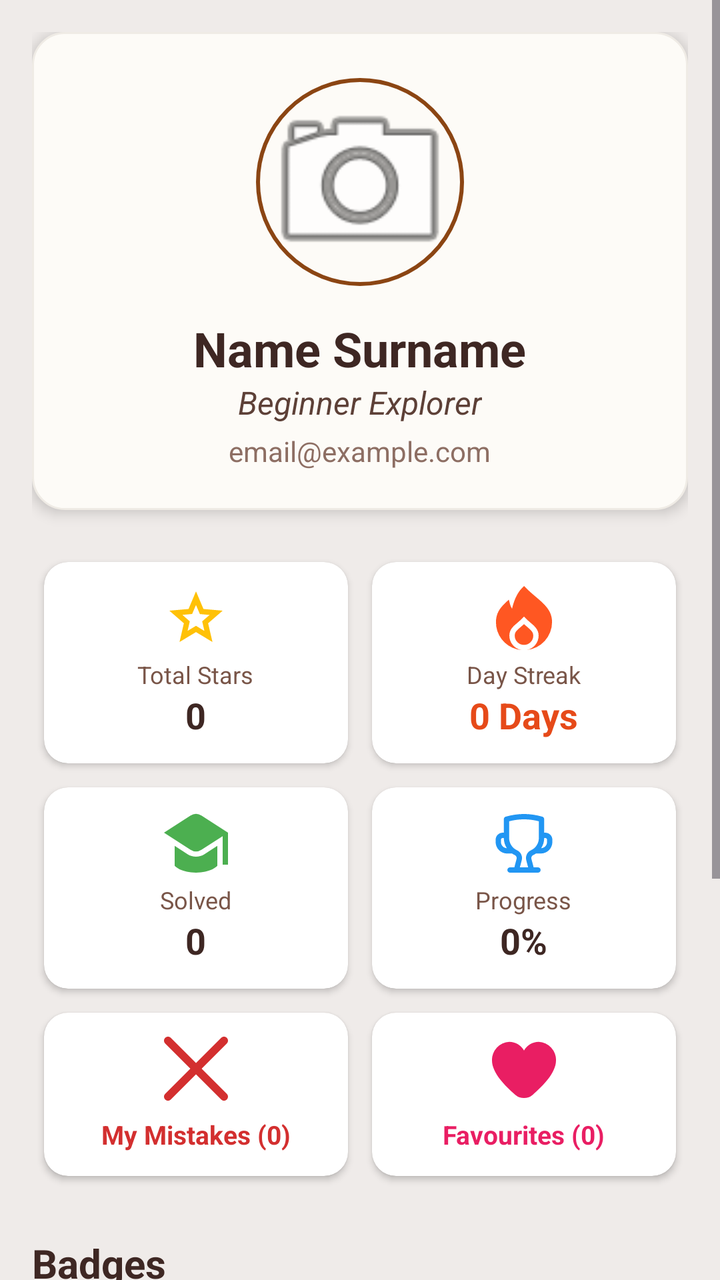
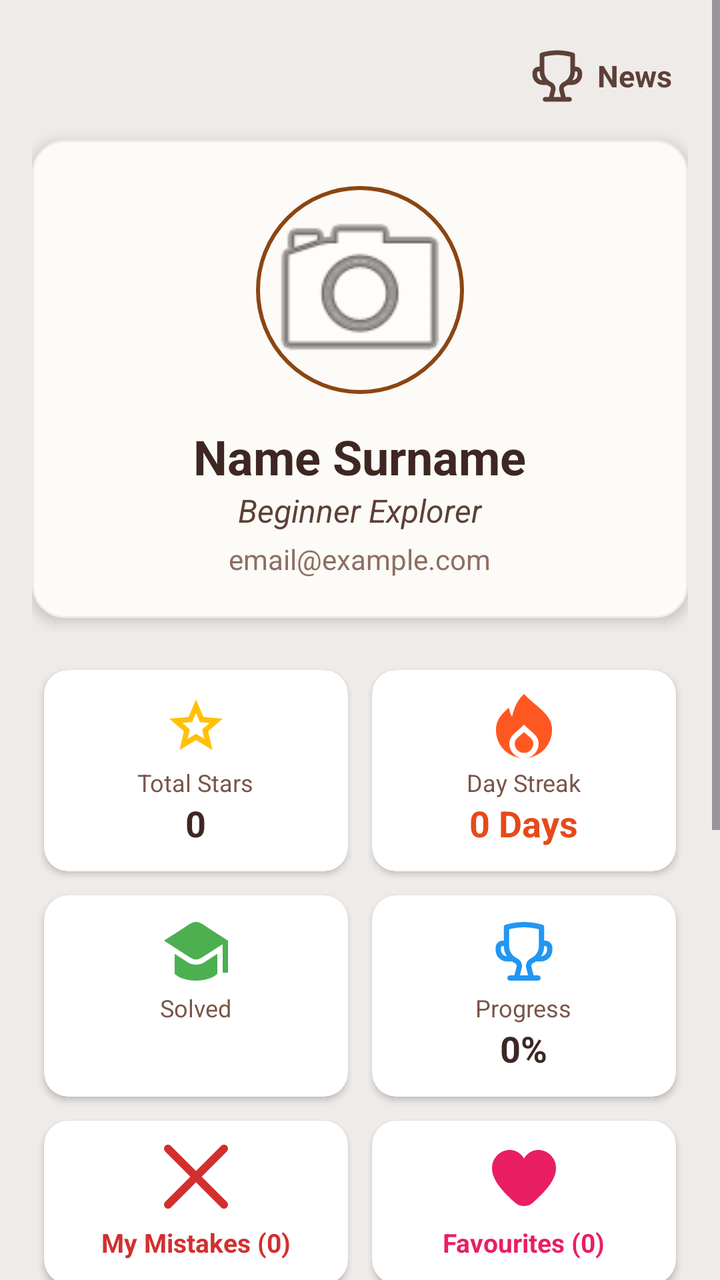

Before-and-after screenshots of an Android layout around one commit, followed by the original layout XML and the change that was made.
<!-- AndroidManifest.xml: application theme Theme.OlympMathMentor -->
<!-- res/layout/fragment_profile.xml -->
<?xml version="1.0" encoding="utf-8"?>
<ScrollView xmlns:android="http://schemas.android.com/apk/res/android"
    xmlns:app="http://schemas.android.com/apk/res-auto"
    android:layout_width="match_parent"
    android:layout_height="match_parent"
    android:background="@color/soft_beige">

    <LinearLayout
        android:layout_width="match_parent"
        android:layout_height="wrap_content"
        android:orientation="vertical"
        android:padding="16dp">

        <LinearLayout
            android:layout_width="match_parent"
            android:layout_height="wrap_content"
            android:gravity="center"
            android:orientation="vertical"
            android:padding="20dp"
            android:background="@drawable/rounded_header_bg"
            android:elevation="4dp">

            <com.google.android.material.imageview.ShapeableImageView
                android:id="@+id/profileImage"
                android:layout_width="110dp"
                android:layout_height="110dp"
                android:padding="4dp"
                android:scaleType="centerCrop"
                app:shapeAppearanceOverlay="@style/CircleImage"
                android:src="@android:drawable/ic_menu_camera"
                app:strokeColor="#8B4513"
                app:strokeWidth="2dp" />

            <TextView
                android:id="@+id/tvFullName"
                android:layout_width="wrap_content"
                android:layout_height="wrap_content"
                android:layout_marginTop="12dp"
                android:text="Name Surname"
                android:textColor="#3E2723"
                android:textSize="24sp"
                android:textStyle="bold" />

            <TextView
                android:id="@+id/tvUserStatus"
                android:layout_width="wrap_content"
                android:layout_height="wrap_content"
                android:text="Beginner Explorer"
                android:textColor="#5D4037"
                android:textSize="16sp"
                android:textStyle="italic" />

            <TextView
                android:id="@+id/tvEmail"
                android:layout_width="wrap_content"
                android:layout_height="wrap_content"
                android:layout_marginTop="4dp"
                android:text="email@example.com"
                android:textColor="#8D6E63"
                android:textSize="14sp" />
        </LinearLayout>

        <GridLayout
            android:layout_width="match_parent"
            android:layout_height="wrap_content"
            android:layout_marginTop="20dp"
            android:columnCount="2"
            android:alignmentMode="alignMargins"
            android:rowCount="3">

            <androidx.cardview.widget.CardView
                android:layout_width="0dp"
                android:layout_height="wrap_content"
                android:layout_columnWeight="1"
                android:layout_margin="6dp"
                app:cardCornerRadius="12dp"
                app:cardElevation="2dp">
                <LinearLayout
                    android:layout_width="match_parent"
                    android:layout_height="wrap_content"
                    android:orientation="vertical"
                    android:padding="12dp"
                    android:gravity="center">

                    <ImageView
                        android:layout_width="32dp"
                        android:layout_height="32dp"
                        android:src="@drawable/ic_star"
                        app:tint="#FFC107" />

                    <TextView android:layout_width="wrap_content" android:layout_height="wrap_content" android:text="Total Stars" android:textSize="12sp" android:textColor="#795548" android:layout_marginTop="4dp"/>
                    <TextView android:id="@+id/tvTotalStars" android:layout_width="wrap_content" android:layout_height="wrap_content" android:text="0" android:textSize="18sp" android:textStyle="bold" android:textColor="#3E2723"/>
                </LinearLayout>
            </androidx.cardview.widget.CardView>

            <androidx.cardview.widget.CardView
                android:layout_width="0dp"
                android:layout_height="wrap_content"
                android:layout_columnWeight="1"
                android:layout_margin="6dp"
                app:cardCornerRadius="12dp"
                app:cardElevation="2dp">
                <LinearLayout
                    android:layout_width="match_parent"
                    android:layout_height="wrap_content"
                    android:orientation="vertical"
                    android:padding="12dp"
                    android:gravity="center">

                    <ImageView
                        android:layout_width="32dp"
                        android:layout_height="32dp"
                        android:src="@drawable/ic_flame"
                        app:tint="#FF5722" />

                    <TextView android:layout_width="wrap_content" android:layout_height="wrap_content" android:text="Day Streak" android:textSize="12sp" android:textColor="#795548" android:layout_marginTop="4dp"/>
                    <TextView android:id="@+id/tvStreakDays" android:layout_width="wrap_content" android:layout_height="wrap_content" android:text="0 Days" android:textSize="18sp" android:textStyle="bold" android:textColor="#E64A19"/>
                </LinearLayout>
            </androidx.cardview.widget.CardView>

            <androidx.cardview.widget.CardView
                android:layout_width="0dp"
                android:layout_height="wrap_content"
                android:layout_columnWeight="1"
                android:layout_margin="6dp"
                app:cardCornerRadius="12dp"
                app:cardElevation="2dp">
                <LinearLayout
                    android:layout_width="match_parent"
                    android:layout_height="wrap_content"
                    android:orientation="vertical"
                    android:padding="12dp"
                    android:gravity="center">

                    <ImageView
                        android:layout_width="32dp"
                        android:layout_height="32dp"
                        android:src="@drawable/ic_solved"
                        app:tint="#4CAF50" />

                    <TextView android:layout_width="wrap_content" android:layout_height="wrap_content" android:text="Solved" android:textSize="12sp" android:textColor="#795548" android:layout_marginTop="4dp"/>
                    <TextView android:id="@+id/tvSolvedProblems" android:layout_width="wrap_content" android:layout_height="wrap_content" android:text="0" android:textSize="18sp" android:textStyle="bold" android:textColor="#3E2723"/>
                </LinearLayout>
            </androidx.cardview.widget.CardView>

            <androidx.cardview.widget.CardView
                android:layout_width="0dp"
                android:layout_height="wrap_content"
                android:layout_columnWeight="1"
                android:layout_margin="6dp"
                app:cardCornerRadius="12dp"
                app:cardElevation="2dp">
                <LinearLayout
                    android:layout_width="match_parent"
                    android:layout_height="wrap_content"
                    android:orientation="vertical"
                    android:padding="12dp"
                    android:gravity="center">

                    <ImageView
                        android:layout_width="32dp"
                        android:layout_height="32dp"
                        android:src="@drawable/ic_progress"
                        app:tint="#2196F3" />

                    <TextView android:layout_width="wrap_content"
                        android:layout_height="wrap_content"
                        android:text="Progress"
                        android:textSize="12sp"
                        android:textColor="#795548"
                        android:layout_marginTop="4dp"/>

                    <TextView android:id="@+id/tvAccuracy"
                        android:layout_width="wrap_content"
                        android:layout_height="wrap_content"
                        android:text="0%"
                        android:textSize="18sp"
                        android:textStyle="bold"
                        android:textColor="#3E2723"/>

                </LinearLayout>
            </androidx.cardview.widget.CardView>

            <androidx.cardview.widget.CardView
                android:id="@+id/cvMyMistakes"
                android:layout_width="0dp"
                android:layout_height="wrap_content"
                android:layout_columnWeight="1"
                android:layout_margin="6dp"
                app:cardCornerRadius="12dp"
                app:cardElevation="2dp"
                android:clickable="true"
                android:focusable="true"
                android:foreground="?android:attr/selectableItemBackground">
                <LinearLayout
                    android:layout_width="match_parent"
                    android:layout_height="wrap_content"
                    android:orientation="vertical"
                    android:padding="12dp"
                    android:gravity="center">

                    <ImageView
                        android:layout_width="32dp"
                        android:layout_height="32dp"
                        android:src="@drawable/ic_mistake"
                        app:tint="#D32F2F" />

                    <TextView
                        android:id="@+id/tvMistakesCount"
                        android:layout_width="wrap_content"
                        android:layout_height="wrap_content"
                        android:text="My Mistakes (0)"
                        android:textSize="13sp"
                        android:textColor="#D32F2F"
                        android:textStyle="bold"
                        android:layout_marginTop="8dp"/>
                </LinearLayout>
            </androidx.cardview.widget.CardView>

            <androidx.cardview.widget.CardView
                android:id="@+id/cvFavourites"
                android:layout_width="0dp"
                android:layout_height="wrap_content"
                android:layout_columnWeight="1"
                android:layout_margin="6dp"
                app:cardCornerRadius="12dp"
                app:cardElevation="2dp"
                android:clickable="true"
                android:focusable="true"
                android:foreground="?android:attr/selectableItemBackground">
                <LinearLayout
                    android:layout_width="match_parent"
                    android:layout_height="wrap_content"
                    android:orientation="vertical"
                    android:padding="12dp"
                    android:gravity="center">

                    <ImageView
                        android:layout_width="32dp"
                        android:layout_height="32dp"
                        android:src="@drawable/ic_heart"
                        app:tint="#E91E63" />

                    <TextView
                        android:id="@+id/tvFavsCount"
                        android:layout_width="wrap_content"
                        android:layout_height="wrap_content"
                        android:text="Favourites (0)"
                        android:textSize="13sp"
                        android:textColor="#E91E63"
                        android:textStyle="bold"
                        android:layout_marginTop="8dp"/>
                </LinearLayout>
            </androidx.cardview.widget.CardView>

        </GridLayout>

        <TextView
            android:layout_width="match_parent"
            android:layout_height="wrap_content"
            android:layout_marginTop="24dp"
            android:text="Badges"
            android:textSize="20sp"
            android:textStyle="bold"
            android:textColor="#3E2723"/>

        <HorizontalScrollView
            android:layout_width="match_parent"
            android:layout_height="wrap_content"
            android:layout_marginTop="8dp"
            android:scrollbars="none">
            <LinearLayout
                android:id="@+id/badgeContainer"
                android:layout_width="wrap_content"
                android:layout_height="wrap_content"
                android:orientation="horizontal"
                android:padding="4dp">
            </LinearLayout>
        </HorizontalScrollView>

        <LinearLayout
            android:layout_width="match_parent"
            android:layout_height="wrap_content"
            android:layout_marginTop="20dp"
            android:orientation="horizontal"
            android:gravity="center_vertical">
            <TextView
                android:layout_width="0dp"
                android:layout_height="wrap_content"
                android:layout_weight="1"
                android:text="My Achievements"
                android:textSize="18sp"
                android:textStyle="bold"
                android:textColor="#3E2723" />
            <Button
                android:id="@+id/btnAddAchievement"
                android:layout_width="wrap_content"
                android:layout_height="wrap_content"
                android:backgroundTint="#8B4513"
                android:textColor="@color/white"
                android:text="+" />
        </LinearLayout>
        <LinearLayout
            android:id="@+id/containerAchievements"
            android:layout_width="match_parent"
            android:layout_height="wrap_content"
            android:orientation="vertical" />

        <LinearLayout
            android:layout_width="match_parent"
            android:layout_height="wrap_content"
            android:layout_marginTop="20dp"
            android:orientation="horizontal"
            android:gravity="center_vertical">
            <TextView
                android:layout_width="0dp"
                android:layout_height="wrap_content"
                android:layout_weight="1"
                android:text="Current Goals"
                android:textSize="18sp"
                android:textStyle="bold"
                android:textColor="#3E2723" />
            <Button
                android:id="@+id/btnAddGoal"
                android:layout_width="wrap_content"
                android:layout_height="wrap_content"
                android:backgroundTint="#8B4513"
                android:textColor="@color/white"
                android:text="+" />
        </LinearLayout>
        <LinearLayout
            android:id="@+id/containerCurrentGoals"
            android:layout_width="match_parent"
            android:layout_height="wrap_content"
            android:orientation="vertical" />

        <TextView
            android:layout_width="match_parent"
            android:layout_height="wrap_content"
            android:text="Completed Goals"
            android:layout_marginTop="20dp"
            android:textSize="16sp"
            android:textColor="#5D4037"
            android:textStyle="italic"/>
        <LinearLayout
            android:id="@+id/containerCompletedGoals"
            android:layout_width="match_parent"
            android:layout_height="wrap_content"
            android:orientation="vertical" />

        <Button
            android:id="@+id/btnLogout"
            android:layout_width="match_parent"
            android:layout_height="wrap_content"
            android:text="Log Out"
            android:layout_marginTop="30dp"
            android:backgroundTint="#3E2723"
            android:textColor="@color/white" />

    </LinearLayout>
</ScrollView>
<!-- resources referenced by this layout -->
<resources>
  <color name="soft_beige">#EFEBE9</color>
  <color name="white">#FFFFFF</color>
  <!-- drawable ic_heart (drawable) -->
  <vector xmlns:android="http://schemas.android.com/apk/res/android"
      android:width="512dp"
      android:height="512dp"
      android:viewportWidth="24"
      android:viewportHeight="24">
    <path
        android:fillColor="#FF000000"
        android:pathData="M17.5,1.917a6.4,6.4 0,0 0,-5.5 3.3,6.4 6.4,0 0,0 -5.5,-3.3A6.8,6.8 0,0 0,0 8.967c0,4.547 4.786,9.513 8.8,12.88a4.974,4.974 0,0 0,6.4 0C19.214,18.48 24,13.514 24,8.967A6.8,6.8 0,0 0,17.5 1.917Z"/>
  </vector>
  <!-- drawable ic_mistake (drawable) -->
  <vector xmlns:android="http://schemas.android.com/apk/res/android"
      android:width="512dp"
      android:height="512dp"
      android:viewportWidth="512.02"
      android:viewportHeight="512.02">
    <path
        android:fillColor="#FF000000"
        android:pathData="M301.26,256.01L502.64,54.65c12.5,-12.5 12.5,-32.77 0,-45.27c-12.5,-12.5 -32.77,-12.5 -45.27,0l0,0L256.01,210.76L54.65,9.38c-12.5,-12.5 -32.77,-12.5 -45.27,0s-12.5,32.77 0,45.27L210.76,256.01L9.38,457.38c-12.5,12.5 -12.5,32.77 0,45.27s32.77,12.5 45.27,0L256.01,301.26l201.37,201.39c12.5,12.5 32.77,12.5 45.27,0c12.5,-12.5 12.5,-32.77 0,-45.27L301.26,256.01z"/>
  </vector>
  <!-- drawable ic_solved (drawable) -->
  <vector xmlns:android="http://schemas.android.com/apk/res/android"
      android:width="512dp"
      android:height="512dp"
      android:viewportWidth="24"
      android:viewportHeight="24">
    <path
        android:fillColor="#FF000000"
        android:pathData="m24,8v12h-2v-10.71l-7.88,5.082a3.892,3.892 0,0 1,-4.24 0l-9.88,-6.372 9.88,-6.373a3.9,3.9 0,0 1,4.24 0zM12,17a5.894,5.894 0,0 1,-3.2 -0.947l-4.8,-3.093v7.454l0.293,0.293c0.094,0.093 2.354,2.293 7.707,2.293s7.613,-2.2 7.707,-2.293l0.293,-0.293v-7.454l-4.8,3.093a5.894,5.894 0,0 1,-3.2 0.947z"/>
  </vector>
  <!-- drawable ic_star (drawable) -->
  <vector xmlns:android="http://schemas.android.com/apk/res/android" android:height="24dp" android:tint="#000000" android:viewportHeight="960" android:viewportWidth="960" android:width="24dp">
        
      <path android:fillColor="@android:color/white" android:pathData="M354,673L480,597L606,674L573,530L684,434L538,421L480,285L422,420L276,433L387,530L354,673ZM233,840L298,559L80,370L368,345L480,80L592,345L880,370L662,559L727,840L480,691L233,840ZM480,490L480,490L480,490L480,490L480,490L480,490L480,490L480,490L480,490L480,490Z"/>
      
  </vector>
  <!-- drawable rounded_header_bg (drawable) -->
  <?xml version="1.0" encoding="utf-8"?>
  <shape xmlns:android="http://schemas.android.com/apk/res/android"
      android:shape="rectangle">
  
      <solid android:color="#FDFBF7" />
  
      <corners android:radius="16dp" />
  
      <stroke
          android:width="1dp"
          android:color="#EFEBE5" />
  
  </shape>
  <style name="CircleImage" parent="">
          <item name="cornerFamily">rounded</item>
          <item name="cornerSize">50%</item>
      </style>
  <style name="Theme.OlympMathMentor" parent="Base.Theme.OlympMathMentor" />
  <style name="Base.Theme.OlympMathMentor" parent="Theme.Material3.DayNight.NoActionBar">
          <item name="colorPrimary">@color/soft_beige</item>
  
          <item name="android:statusBarColor">@color/soft_beige</item>
  
          <item name="android:windowLightStatusBar">true</item>
      </style>
  <!-- unchanged entries left out for length: 2 -->
</resources>

<!-- the commit's change to res/layout/fragment_profile.xml (unified diff, before → after) -->
@@ -11,6 +11,53 @@
         android:orientation="vertical"
         android:padding="16dp">
 
+        
+        <LinearLayout
+            android:id="@+id/btnShowNews"
+            android:layout_width="wrap_content"
+            android:layout_height="wrap_content"
+            android:layout_gravity="end"
+            android:layout_marginBottom="10dp"
+            android:padding="8dp"
+            android:background="?attr/selectableItemBackgroundBorderless"
+            android:gravity="center_vertical"
+            android:orientation="horizontal">
+
+            <RelativeLayout
+                android:layout_width="wrap_content"
+                android:layout_height="wrap_content">
+
+                
+                <ImageView
+                    android:id="@+id/ivNewsIcon"
+                    android:layout_width="28dp"
+                    android:layout_height="28dp"
+                    android:src="@drawable/ic_progress"
+                    app:tint="#5D4037" />
+
+                
+                <View
+                    android:id="@+id/viewNewsDot"
+                    android:layout_width="10dp"
+                    android:layout_height="10dp"
+                    android:layout_alignEnd="@id/ivNewsIcon"
+                    android:layout_alignTop="@id/ivNewsIcon"
+                    android:background="@drawable/rounded_card_bg"
+                    android:backgroundTint="#FF0000"
+                    android:visibility="gone" />
+            </RelativeLayout>
+
+            <TextView
+                android:layout_width="wrap_content"
+                android:layout_height="wrap_content"
+                android:layout_marginStart="6dp"
+                android:text="News"
+                android:textColor="#5D4037"
+                android:textSize="15sp"
+                android:textStyle="bold" />
+        </LinearLayout>
+
+        
         <LinearLayout
             android:layout_width="match_parent"
             android:layout_height="wrap_content"
@@ -139,7 +186,7 @@
                         app:tint="#4CAF50" />
 
                     <TextView android:layout_width="wrap_content" android:layout_height="wrap_content" android:text="Solved" android:textSize="12sp" android:textColor="#795548" android:layout_marginTop="4dp"/>
-                    <TextView android:id="@+id/tvSolvedProblems" android:layout_width="wrap_content" android:layout_height="wrap_content" android:text="0" android:textSize="18sp" android:textStyle="bold" android:textColor="#3E2723"/>
+                    <TextView android:id="@+id/tvSolvedProblems" android:layout_width="wrap_content" android:layout_height="wrap_content" text="0" android:textSize="18sp" android:textStyle="bold" android:textColor="#3E2723"/>
                 </LinearLayout>
             </androidx.cardview.widget.CardView>
 
<!-- resource entries referenced after the edit -->
@@ -38,6 +38,8 @@
       <path android:fillColor="@android:color/white" android:pathData="M354,673L480,597L606,674L573,530L684,434L538,421L480,285L422,420L276,433L387,530L354,673ZM233,840L298,559L80,370L368,345L480,80L592,345L880,370L662,559L727,840L480,691L233,840ZM480,490L480,490L480,490L480,490L480,490L480,490L480,490L480,490L480,490L480,490Z"/>
       
   </vector>
+  <!-- drawable rounded_card_bg (drawable) -->
+  <shape xmlns:android="http://schemas.android.com/apk/res/android"><solid android:color="#FFFFFF"/><corners android:radius="12dp"/></shape>
   <!-- drawable rounded_header_bg (drawable) -->
   <?xml version="1.0" encoding="utf-8"?>
   <shape xmlns:android="http://schemas.android.com/apk/res/android"
